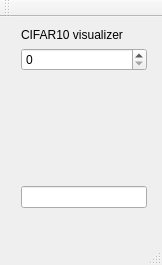
Old version of the form CIFAR10visual/visualizer.ui in the repository Dtananaev/ml_classifiers.
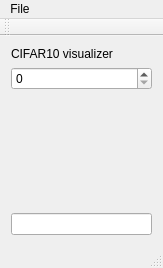
New version of the form.

```diff
--- a/CIFAR10visual/visualizer.ui
+++ b/CIFAR10visual/visualizer.ui
@@ -14,15 +14,8 @@
    <string>visualizer</string>
   </property>
   <widget class="QWidget" name="centralWidget">
-   <widget class="QWidget" name="">
-    <property name="geometry">
-     <rect>
-      <x>10</x>
-      <y>0</y>
-      <width>148</width>
-      <height>202</height>
-     </rect>
-    </property>
+   <layout class="QVBoxLayout" name="verticalLayout_2">
+    <item>
     <layout class="QVBoxLayout" name="verticalLayout">
      <item>
       <widget class="QLabel" name="label">
@@ -55,7 +48,8 @@
       <widget class="QLineEdit" name="lineEdit"/>
      </item>
     </layout>
-   </widget>
+    </item>
+   </layout>
   </widget>
   <widget class="QMenuBar" name="menuBar">
    <property name="geometry">
@@ -63,9 +57,17 @@
      <x>0</x>
      <y>0</y>
      <width>162</width>
-     <height>25</height>
+     <height>19</height>
     </rect>
    </property>
+   <widget class="QMenu" name="menuFile">
+    <property name="title">
+     <string>File</string>
+    </property>
+    <addaction name="separator"/>
+    <addaction name="actionLoad_from_folder"/>
+   </widget>
+   <addaction name="menuFile"/>
   </widget>
   <widget class="QToolBar" name="mainToolBar">
    <attribute name="toolBarArea">
```
Left out of the diff: 5 changed lines with no effect on the pictures. Lines whose indentation alone changed are shown as unchanged.
